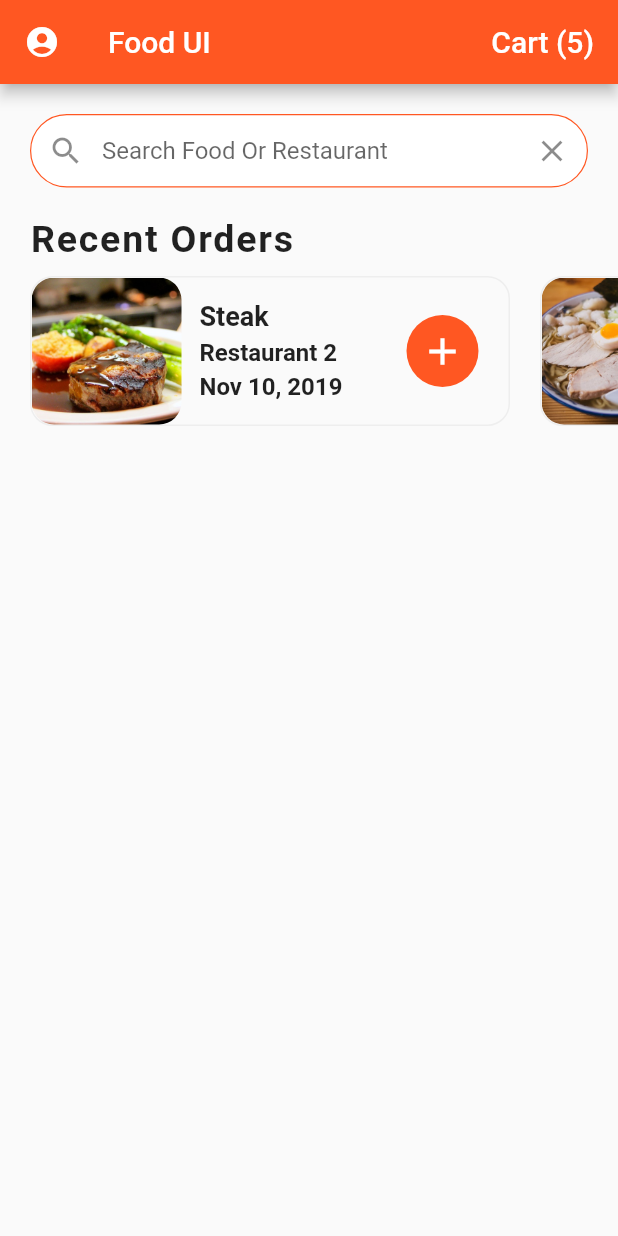
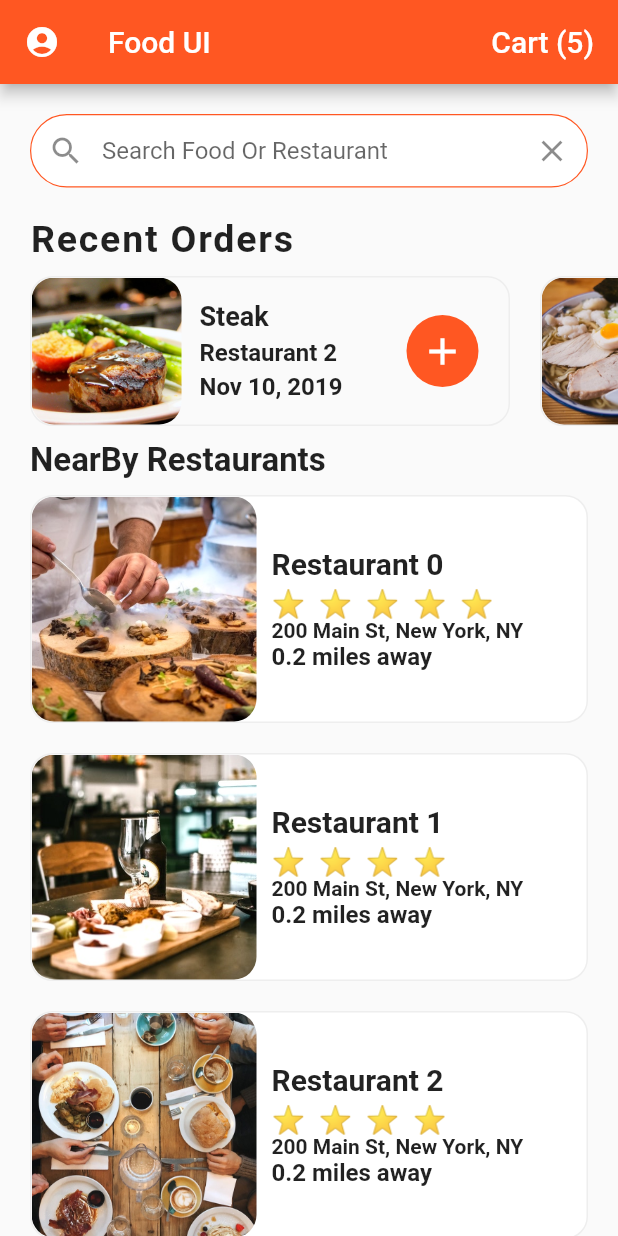
Before and after one commit to imrishuroy/Flutter-Food-Delivery-UI, a Flutter app: the screen it shows after launch, on a phone screen of 412 x 824 dp. Run offline on Flutter 3.47's test engine with Material 2 defaults, Android fonts, the phone set to English and light mode, and no system bars.

Commit message:
Added NearBy Restaurants Column  Widgets

```diff
--- a/lib/screens/home_screen.dart
+++ b/lib/screens/home_screen.dart
@@ -1,6 +1,8 @@
 import 'package:flutter/material.dart';
+import 'package:flutter_food_delivery_ui/models/restaurant.dart';
 import '../widgets/recent_orders.dart';
 import '../data/data.dart';
+import '../widgets/rating_stars.dart';
 
 class HomeScreen extends StatefulWidget {
   @override
@@ -8,6 +10,83 @@ class HomeScreen extends StatefulWidget {
 }
 
 class _HomeScreenState extends State<HomeScreen> {
+  _buildRestaurants() {
+    List<Widget> restautrantList = [];
+
+    restaurants.forEach((Restaurant restaurant) {
+      restautrantList.add(
+        Container(
+          margin: EdgeInsets.symmetric(
+            horizontal: 20,
+            vertical: 10,
+          ),
+          decoration: BoxDecoration(
+            color: Colors.white,
+            borderRadius: BorderRadius.circular(15),
+            border: Border.all(
+              width: 1.0,
+              color: Colors.grey[200],
+            ),
+          ),
+          child: Row(
+            children: [
+              ClipRRect(
+                borderRadius: BorderRadius.circular(15),
+                child: Image(
+                  height: 150,
+                  width: 150,
+                  fit: BoxFit.cover,
+                  image: AssetImage(restaurant.imageUrl),
+                ),
+              ),
+              Container(
+                margin: EdgeInsets.all(10),
+                child: Column(
+                  mainAxisAlignment: MainAxisAlignment.center,
+                  crossAxisAlignment: CrossAxisAlignment.start,
+                  children: [
+                    Text(
+                      restaurant.name,
+                      style: TextStyle(
+                        fontSize: 20,
+                        fontWeight: FontWeight.bold,
+                      ),
+                      overflow: TextOverflow.ellipsis,
+                    ),
+                    SizedBox(
+                      height: 4,
+                    ),
+                    RatingStars(restaurant.rating),
+                    Text(
+                      restaurant.address,
+                      style: TextStyle(
+                        fontSize: 14,
+                        fontWeight: FontWeight.w600,
+                      ),
+                      overflow: TextOverflow.ellipsis,
+                    ),
+                    Text(
+                      '0.2 miles away',
+                      style: TextStyle(
+                        fontSize: 16,
+                        fontWeight: FontWeight.w600,
+                      ),
+                      overflow: TextOverflow.ellipsis,
+                    )
+                  ],
+                ),
+              )
+            ],
+          ),
+        ),
+      );
+    });
+
+    return Column(
+      children: restautrantList,
+    );
+  }
+
   @override
   Widget build(BuildContext context) {
     return Scaffold(
@@ -59,6 +138,23 @@ class _HomeScreenState extends State<HomeScreen> {
             ),
           ),
           RecentOrders(),
+          Column(
+            crossAxisAlignment: CrossAxisAlignment.start,
+            children: [
+              Padding(
+                padding: const EdgeInsets.symmetric(horizontal: 20),
+                child: Text(
+                  'NearBy Restaurants',
+                  style: TextStyle(
+                    fontSize: 22.0,
+                    fontWeight: FontWeight.w600,
+                    // letterSpacing: 1.2,
+                  ),
+                ),
+              ),
+            ],
+          ),
+          _buildRestaurants(),
         ],
       ),
     );
--- /dev/null
+++ b/lib/widgets/rating_stars.dart
@@ -0,0 +1,18 @@
+import 'package:flutter/material.dart';
+
+class RatingStars extends StatelessWidget {
+  final rating;
+  RatingStars(this.rating);
+  @override
+  Widget build(BuildContext context) {
+    String stars = '';
+    for (int i = 0; i < rating; i++) {
+      stars += '⭐️  ';
+    }
+    stars.trim();
+    return Text(
+      stars,
+      style: TextStyle(fontSize: 18),
+    );
+  }
+}
```
